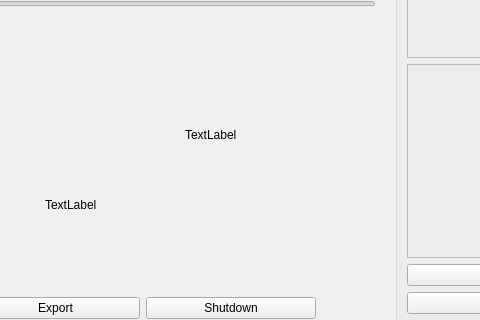
Above: mainwindow.ui from haobo724/qt_xbox_controller before the change; both pictures show x 245 to 725 and y 385 to 705 of the 835 by 865 pixel window. Below: the same form after it.
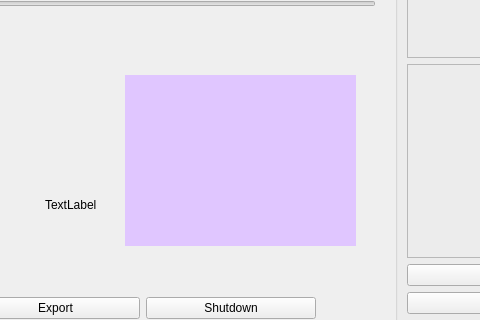
That is the form after the change. Icons and pictures are not drawn. Custom widgets are drawn as their Qt base class.

What changed in the file:
```diff
--- a/mainwindow.ui
+++ b/mainwindow.ui
@@ -426,17 +426,17 @@
      <string>TextLabel</string>
     </property>
    </widget>
-   <widget class="QLabel" name="label_24">
+   <widget class="QCameraViewfinder" name="camera_widget" native="true">
     <property name="geometry">
      <rect>
-      <x>430</x>
-      <y>510</y>
-      <width>69</width>
-      <height>20</height>
+      <x>370</x>
+      <y>460</y>
+      <width>231</width>
+      <height>171</height>
      </rect>
     </property>
-    <property name="text">
-     <string>TextLabel</string>
+    <property name="styleSheet">
+     <string notr="true">background-color: rgb(224, 198, 255);</string>
     </property>
    </widget>
   </widget>
@@ -452,6 +452,14 @@
   </widget>
   <widget class="QStatusBar" name="statusbar"/>
  </widget>
+ <customwidgets>
+  <customwidget>
+   <class>QCameraViewfinder</class>
+   <extends>QWidget</extends>
+   <header location="global">qcameraviewfinder.h</header>
+   <container>1</container>
+  </customwidget>
+ </customwidgets>
  <resources>
   <include location="icons.qrc"/>
  </resources>
```
